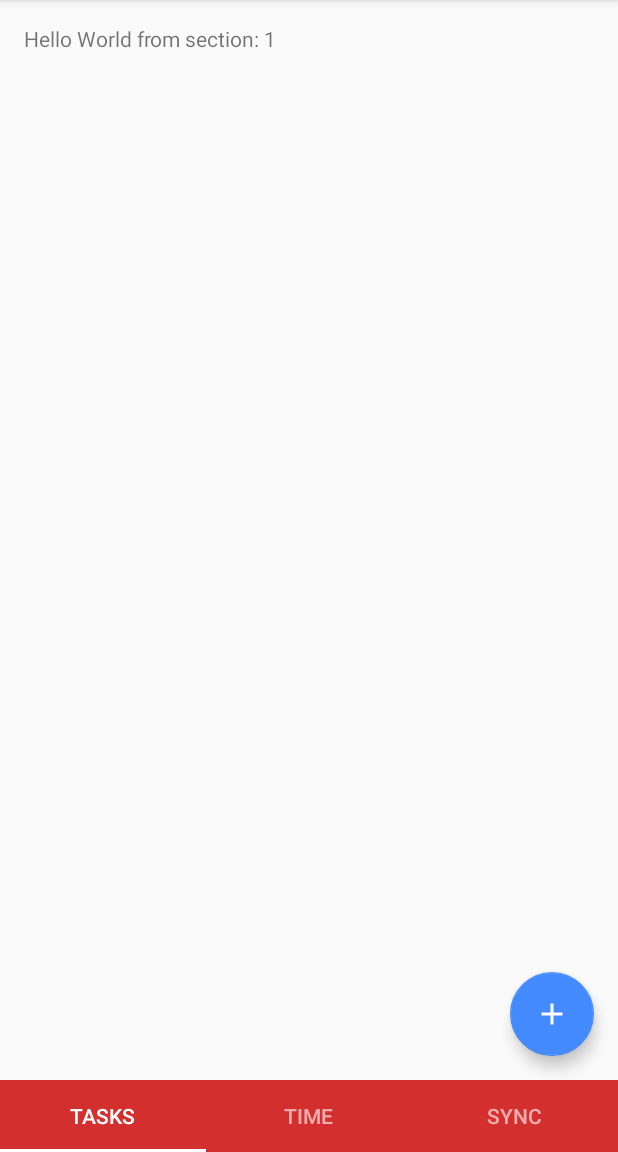
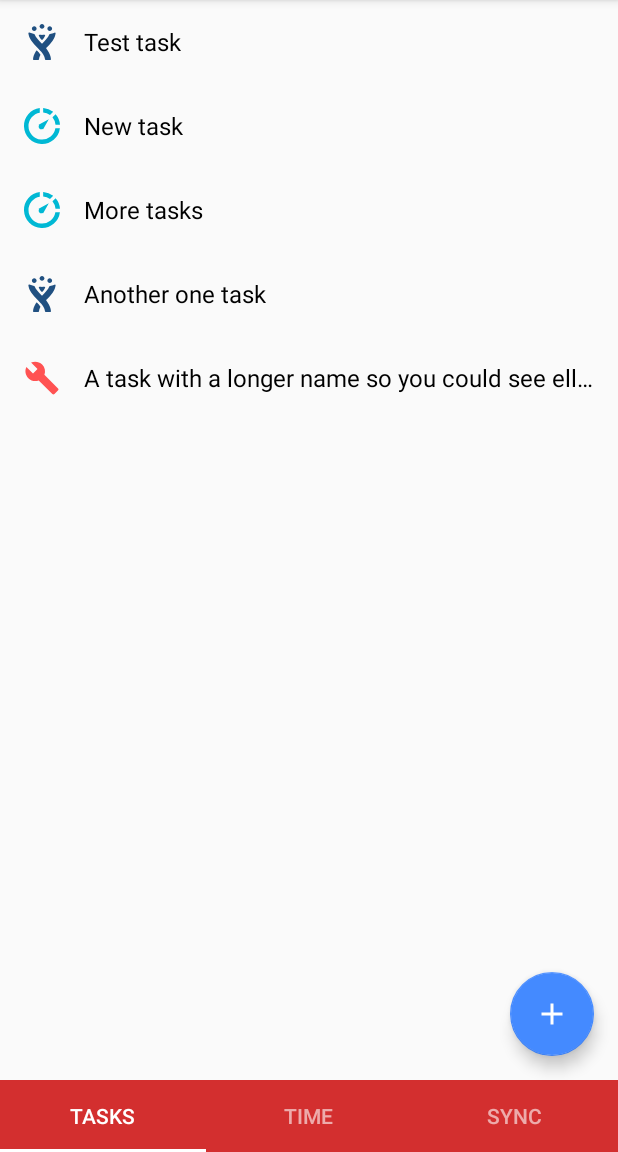
Before and after one commit to offvanHooijdonk/hackathon-time-warp, an Android app: the screen it shows after launch (MainActivity), on a phone screen of 412 x 824 dp, the part 84-1236 px from its top. Run offline under Robolectric (Android 15) with nearby library versions, the phone set to English and light mode, and no system bars; 2 statements that could not run were skipped.

Commit message:
Added fragment for tasks list

```diff
--- /dev/null
+++ b/app/src/main/java/by/epam/hackathon/timewarp/model/TaskModel.kt
@@ -0,0 +1,18 @@
+package by.epam.hackathon.timewarp.model
+
+import java.util.*
+
+data class TaskModel(var id: Long, var extId: String, var title: String, var source: Source) {
+
+    override fun equals(other: Any?): Boolean {
+        return other is TaskModel && id == other.id
+    }
+
+    override fun hashCode(): Int {
+        return Objects.hash(id)
+    }
+
+    enum class Source(code: Int) {
+        JIRA(0), TIME(1), TASK(2)
+    }
+}
--- a/app/src/main/java/by/epam/hackathon/timewarp/ui/MainActivity.kt
+++ b/app/src/main/java/by/epam/hackathon/timewarp/ui/MainActivity.kt
@@ -98,6 +98,9 @@ class MainActivity : AppCompatActivity() {
                 TAB_INDEX_TIME_CONTROL -> {
                     TimeControlFragment.newInstance(fab)
                 }
+                TAB_INDEX_LIST -> {
+                    TasksFragment.getInstance()
+                }
                 else -> {
                     PlaceholderFragment.newInstance(position + 1)
                 }
--- /dev/null
+++ b/app/src/main/java/by/epam/hackathon/timewarp/ui/TasksFragment.kt
@@ -0,0 +1,72 @@
+package by.epam.hackathon.timewarp.ui
+
+
+import android.os.Bundle
+import android.support.v4.app.Fragment
+import android.support.v7.widget.LinearLayoutManager
+import android.support.v7.widget.RecyclerView
+import android.view.LayoutInflater
+import android.view.View
+import android.view.ViewGroup
+import by.epam.hackathon.timewarp.R
+import by.epam.hackathon.timewarp.model.TaskModel
+import kotlinx.android.synthetic.main.fr_tasks.*
+import kotlinx.android.synthetic.main.item_task_imported.view.*
+
+class TasksFragment : Fragment() {
+
+    companion object {
+        fun getInstance(): TasksFragment {
+            return TasksFragment()
+        }
+    }
+
+    lateinit var adapter: TasksAdapter
+    lateinit var tasksList: MutableList<TaskModel>
+
+    override fun onCreateView(inflater: LayoutInflater?, container: ViewGroup?, savedInstanceState: Bundle?): View =
+            inflater!!.inflate(R.layout.fr_tasks, container, false)
+
+
+    override fun onViewCreated(view: View?, savedInstanceState: Bundle?) {
+        super.onViewCreated(view, savedInstanceState)
+
+        tasksList = ArrayList()
+        initTempList()
+
+        adapter = TasksAdapter(tasksList)
+        rvTasks.adapter = adapter
+        rvTasks.layoutManager = LinearLayoutManager(activity)
+    }
+
+    private fun initTempList() {
+        tasksList.add(TaskModel(1L, "1", "Test task", TaskModel.Source.JIRA))
+        tasksList.add(TaskModel(3L, "2364", "New task", TaskModel.Source.TIME))
+        tasksList.add(TaskModel(5L, "5h1", "More tasks", TaskModel.Source.TIME))
+        tasksList.add(TaskModel(6L, "5tk", "Another one task", TaskModel.Source.JIRA))
+        tasksList.add(TaskModel(8L, "str4", "A task with a longer name so you could see ellipsize", TaskModel.Source.TASK))
+    }
+
+    class TasksAdapter(val models: List<TaskModel>) : RecyclerView.Adapter<TasksAdapter.ViewHolder>() {
+
+        override fun onCreateViewHolder(parent: ViewGroup?, viewType: Int): ViewHolder =
+                ViewHolder(LayoutInflater.from(parent!!.context).inflate(R.layout.item_task_imported, parent, false))
+
+
+        override fun getItemCount(): Int = models.size
+
+        override fun onBindViewHolder(vh: ViewHolder?, position: Int) {
+            vh!!.bindData(models[position])
+        }
+
+        class ViewHolder(v: View?) : RecyclerView.ViewHolder(v) {
+            fun bindData(model: TaskModel) {
+                itemView.txtTaskTitle.text = model.title
+                itemView.imgTaskTypeJira.visibility = if (model.source == TaskModel.Source.JIRA) View.VISIBLE else View.INVISIBLE
+                itemView.imgTaskTypeTime.visibility = if (model.source == TaskModel.Source.TIME) View.VISIBLE else View.INVISIBLE
+                itemView.imgTaskTypeTask.visibility = if (model.source == TaskModel.Source.TASK) View.VISIBLE else View.INVISIBLE
+            }
+        }
+
+    }
+}
--- /dev/null
+++ b/app/src/main/res/drawable/ic_jira_24.xml
@@ -0,0 +1,24 @@
+<vector xmlns:android="http://schemas.android.com/apk/res/android"
+        android:width="256dp"
+        android:height="256dp"
+        android:viewportWidth="256.0"
+        android:viewportHeight="256.0">
+    <path
+        android:pathData="M72.94,15.27c-9.25,0 -16.81,7.56 -16.81,16.81s7.56,16.81 16.81,16.81S89.75,41.33 89.75,32.08c-0.15,-9.25 -7.56,-16.81 -16.81,-16.81z"
+        android:fillColor="#000000"/>
+    <path
+        android:pathData="M183.06,15.27c-9.25,0 -16.81,7.56 -16.81,16.81s7.56,16.81 16.81,16.81 16.81,-7.56 16.81,-16.81 -7.56,-16.81 -16.81,-16.81z"
+        android:fillColor="#000000"/>
+    <path
+        android:pathData="M128,-0c-9.25,0 -16.81,7.56 -16.81,16.81s7.56,16.81 16.81,16.81 16.81,-7.56 16.81,-16.81c0,-9.41 -7.56,-16.81 -16.81,-16.81z"
+        android:fillColor="#000000"/>
+    <path
+        android:pathData="M222.84,62.15c-0.93,-0.77 -2,-1.08 -3.24,-1.08 -0.62,0 -1.23,0.15 -1.85,0.31 -11.41,4.32 -22.82,7.71 -33.47,10.02 -2.16,0.46 -3.86,2.16 -4.63,4.01 -7.71,20.97 -27.3,41.02 -47.81,62 -0.77,0.77 -2,1.85 -3.86,1.85s-3.08,-0.93 -3.86,-1.85c-20.51,-20.97 -40.1,-40.87 -47.81,-62 -0.77,-1.85 -2.47,-3.55 -4.63,-4.01 -10.49,-2.47 -22.05,-5.86 -33.47,-10.18 -0.62,-0.31 -1.23,-0.31 -1.85,-0.31 -1.08,0 -2.31,0.31 -3.24,1.08 -1.39,1.08 -2.16,2.93 -2,4.63 1.7,17.43 8.64,34.54 21.13,52.43 11.72,16.81 26.99,32.39 41.79,47.5 27.14,27.76 52.9,53.98 55.21,84.36a5.24,5.24 0,0 0,5.24 4.93l31.92,0c1.39,0 2.78,-0.62 3.86,-1.7 0.93,-1.08 1.54,-2.47 1.39,-3.86 -1.08,-20.36 -8.64,-40.71 -23.44,-62.3 -3.08,-4.47 -6.32,-8.94 -9.87,-13.26 -1.39,-1.7 -0.77,-3.86 0.31,-5.09l3.24,-3.24c14.8,-15.11 30.07,-30.69 41.79,-47.5 12.49,-17.89 19.43,-34.85 21.13,-52.43 0.15,-1.39 -0.62,-3.24 -2,-4.32z"
+        android:fillColor="#000000"/>
+    <path
+        android:pathData="M93.61,190.3c-0.77,-0.77 -1.85,-1.54 -3.7,-1.54 -2.31,0 -3.86,1.7 -4.32,2.47 -13.42,20.51 -20.36,39.79 -21.28,59.22 0,1.39 0.46,2.93 1.39,3.86 0.93,1.08 2.31,1.7 3.86,1.7l31.92,0c2.78,0 5.09,-2.16 5.24,-4.93 0.77,-9.41 3.55,-18.66 8.94,-28.53 1.85,-3.39 0.46,-6.63 -0.62,-8.02 -5.4,-6.94 -11.72,-14.19 -21.44,-24.21z"
+        android:fillColor="#000000"/>
+    <path
+        android:pathData="M128,77.72c10.02,0 15.88,-0.62 17.89,-0.62 2.47,0 4.78,2 4.78,4.93 0,0.77 -0.15,1.39 -0.46,2 -1.39,3.55 -7.4,16.35 -18.66,27.3 -1.23,1.23 -2.78,1.39 -3.7,1.39 -0.93,0 -2.47,-0.15 -3.7,-1.39 -11.26,-10.95 -17.27,-23.75 -18.66,-27.3 -0.15,-0.46 -0.46,-1.08 -0.46,-2 0,-2.78 2.31,-4.93 4.78,-4.93 2.31,0 8.17,0.62 18.2,0.62z"
+        android:fillColor="#000000"/>
+</vector>
--- /dev/null
+++ b/app/src/main/res/drawable/ic_task_24.xml
@@ -0,0 +1,9 @@
+<vector xmlns:android="http://schemas.android.com/apk/res/android"
+        android:width="24dp"
+        android:height="24dp"
+        android:viewportWidth="24.0"
+        android:viewportHeight="24.0">
+    <path
+        android:fillColor="#FF000000"
+        android:pathData="M22.7,19l-9.1,-9.1c0.9,-2.3 0.4,-5 -1.5,-6.9 -2,-2 -5,-2.4 -7.4,-1.3L9,6 6,9 1.6,4.7C0.4,7.1 0.9,10.1 2.9,12.1c1.9,1.9 4.6,2.4 6.9,1.5l9.1,9.1c0.4,0.4 1,0.4 1.4,0l2.3,-2.3c0.5,-0.4 0.5,-1.1 0.1,-1.4z"/>
+</vector>
--- /dev/null
+++ b/app/src/main/res/drawable/ic_time_activity_24.xml
@@ -0,0 +1,10 @@
+<vector xmlns:android="http://schemas.android.com/apk/res/android"
+        android:width="31dp"
+        android:height="31dp"
+        android:viewportWidth="31.938"
+        android:viewportHeight="31.938">
+    <path
+        android:pathData="M23.06,6.25A11.93,11.93 0,0 0,17 3.99v-4a15.9,15.9 0,0 1,8.9 3.42ZM22,9.94l-5,9 -0.31,-0.31A2.47,2.47 0,0 1,15.5 18.94a2.5,2.5 0,0 1,-2.5 -2.5,2.47 2.47,0 0,1 0.31,-1.19L13,14.94ZM4,15.94a11.99,11.99 0,0 0,23.82 2h4.04A15.99,15.99 0,1 1,14 0.07L14,4.12A11.99,11.99 0,0 0,4 15.94ZM27.95,14.94a11.94,11.94 0,0 0,-2.7 -6.63l2.83,-2.83A15.91,15.91 0,0 1,31.95 14.94h-4Z"
+
+        android:fillColor="#000000"/>
+</vector>
--- /dev/null
+++ b/app/src/main/res/layout/fr_tasks.xml
@@ -0,0 +1,10 @@
+<?xml version="1.0" encoding="utf-8"?>
+<RelativeLayout xmlns:android="http://schemas.android.com/apk/res/android"
+    android:layout_width="match_parent"
+    android:layout_height="match_parent">
+
+    <android.support.v7.widget.RecyclerView
+        android:id="@+id/rvTasks"
+        android:layout_width="match_parent"
+        android:layout_height="match_parent" />
+</RelativeLayout>
--- a/app/src/main/res/layout/fr_time_control.xml
+++ b/app/src/main/res/layout/fr_time_control.xml
@@ -13,8 +13,11 @@
         android:layout_height="wrap_content"
         android:layout_marginEnd="80dp"
         android:layout_marginStart="80dp"
-        android:layout_marginTop="8dp"
+        android:layout_marginTop="24dp"
+        android:background="@null"
         android:entries="@array/fish_tasks_list"
+        android:textAlignment="center"
+        android:spinnerMode="dialog"
         app:layout_constraintEnd_toEndOf="parent"
         app:layout_constraintStart_toStartOf="parent"
         app:layout_constraintTop_toBottomOf="@id/blockTimeWork" />
--- /dev/null
+++ b/app/src/main/res/layout/item_task_imported.xml
@@ -0,0 +1,44 @@
+<?xml version="1.0" encoding="utf-8"?>
+<RelativeLayout xmlns:android="http://schemas.android.com/apk/res/android"
+    android:layout_width="match_parent"
+    android:layout_height="wrap_content"
+    android:paddingBottom="@dimen/activity_vertical_margin"
+    android:paddingEnd="@dimen/activity_horizontal_margin"
+    android:paddingStart="@dimen/activity_horizontal_margin"
+    android:paddingTop="@dimen/activity_vertical_margin">
+
+    <ImageView
+        android:id="@+id/imgTaskTypeTask"
+        android:layout_width="@dimen/task_icon_size"
+        android:layout_height="@dimen/task_icon_size"
+        android:src="@drawable/ic_task_24"
+        android:tint="@color/task_item" />
+
+    <ImageView
+        android:id="@+id/imgTaskTypeJira"
+        android:layout_width="@dimen/task_icon_size"
+        android:layout_height="@dimen/task_icon_size"
+        android:src="@drawable/ic_jira_24"
+        android:tint="@color/jira_logo" />
+
+    <ImageView
+        android:id="@+id/imgTaskTypeTime"
+        android:layout_width="@dimen/task_icon_size"
+        android:layout_height="@dimen/task_icon_size"
+        android:src="@drawable/ic_time_activity_24"
+        android:tint="@color/time_logo" />
+
+    <TextView
+        android:id="@+id/txtTaskTitle"
+        android:layout_width="wrap_content"
+        android:layout_height="wrap_content"
+        android:layout_centerVertical="true"
+        android:layout_marginStart="16dp"
+        android:layout_toEndOf="@id/imgTaskTypeTask"
+        android:ellipsize="end"
+        android:maxLines="1"
+        android:text="@string/fish_task"
+        android:textColor="@android:color/primary_text_light"
+        android:textSize="16sp" />
+
+</RelativeLayout>
--- a/app/src/main/res/values/colors.xml
+++ b/app/src/main/res/values/colors.xml
@@ -9,7 +9,7 @@
     <color name="colorPrimary">@color/md_red_700</color>
     <color name="colorPrimaryDark">@color/md_red_900</color>
     <color name="colorAccent">@color/md_blue_A200</color>
-    <color name="colorAccentLite">@color/md_blue_500</color>
+    <color name="colorAccentLite">@color/md_blue_400</color>
     <color name="transparent">#00000000</color>
     <color name="clock">@color/md_red_700</color>
     <color name="chip_time_back">@color/md_red_300</color>
@@ -28,5 +28,9 @@
     <color name="clock_background">#D11439</color>
     <color name="nav_bottom_selected">@color/md_white_1000</color>
     <color name="nav_bottom_normal">#99FFFFFF</color>
+
+    <color name="jira_logo">#205081</color>
+    <color name="task_item">@color/md_red_A200</color>
+    <color name="time_logo">@color/md_cyan_A700</color>
     <!--<color name="clock_background">@color/md_red_600</color>-->
 </resources>
--- a/app/src/main/res/values/dimens.xml
+++ b/app/src/main/res/values/dimens.xml
@@ -9,4 +9,5 @@
     <dimen name="clock_margin_h">56dp</dimen>
     <dimen name="balance_tab_height_min">32dp</dimen>
     <dimen name="balance_tab_height">56dp</dimen>
+    <dimen name="task_icon_size">24dp</dimen>
 </resources>
--- a/app/src/main/res/values/strings.xml
+++ b/app/src/main/res/values/strings.xml
@@ -18,6 +18,7 @@
     <string name="status_rest">resting</string>
     <string name="status_paused">paused</string>
     <string name="status_stopped">day end</string>
+    <string name="fish_task">JIRA-732: Task Title here</string>
 
     <string-array name="fish_tasks_list">
         <item>Jira-4326 Add column</item>
```
